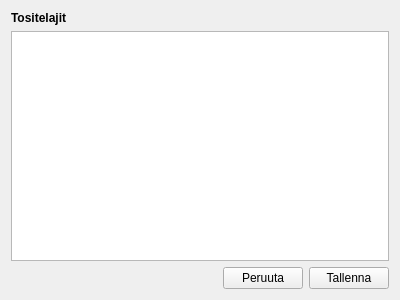
The window that kitupiikki/maaritys/tositelajit.ui (artoh/kitupiikki) describes before a commit, drawn with Qt 5.
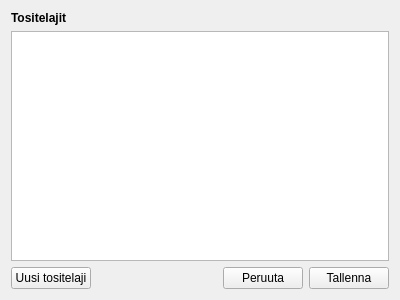
The same window after the commit.

```diff
--- a/kitupiikki/maaritys/tositelajit.ui
+++ b/kitupiikki/maaritys/tositelajit.ui
@@ -30,6 +30,13 @@
    </item>
    <item>
     <layout class="QHBoxLayout" name="horizontalLayout">
+     <item>
+      <widget class="QPushButton" name="uusiNappi">
+       <property name="text">
+        <string>Uusi tositelaji</string>
+       </property>
+      </widget>
+     </item>
      <item>
       <spacer name="horizontalSpacer">
        <property name="orientation">
```
